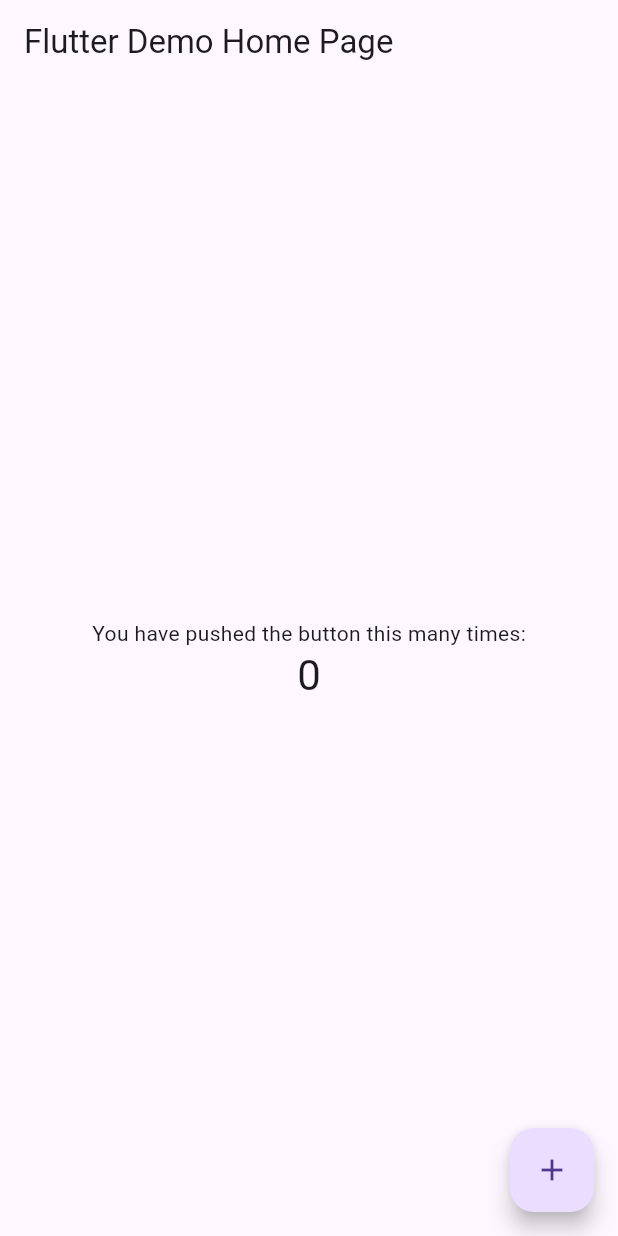
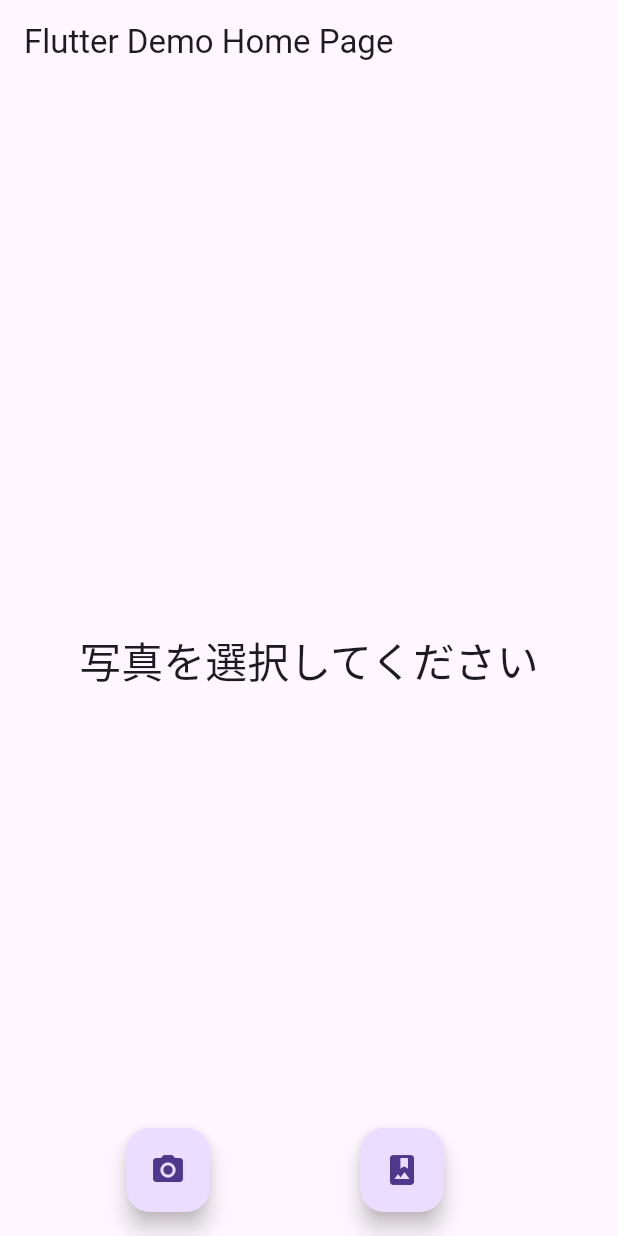
Before and after one commit to morieeeenyo/helloworld, a Flutter app: the screen it shows after launch, on a phone screen of 412 x 824 dp. Run offline on Flutter 3.47's test engine with Material 3 defaults, Android fonts, the phone set to English and light mode, and no system bars; our stand-ins replace image_picker.

Commit message:
chore: take picture

```diff
--- a/lib/main.dart
+++ b/lib/main.dart
@@ -1,27 +1,19 @@
+import 'dart:io';
+
 import 'package:flutter/material.dart';
+import 'package:image_picker/image_picker.dart';
 
 void main() {
   runApp(const MyApp());
 }
 
 class MyApp extends StatelessWidget {
-  const MyApp({Key? key}) : super(key: key);
-
-  // This widget is the root of your application.
+  const MyApp({super.key});
   @override
   Widget build(BuildContext context) {
     return MaterialApp(
       title: 'Flutter Demo',
       theme: ThemeData(
-        // This is the theme of your application.
-        //
-        // Try running your application with "flutter run". You'll see the
-        // application has a blue toolbar. Then, without quitting the app, try
-        // changing the primarySwatch below to Colors.green and then invoke
-        // "hot reload" (press "r" in the console where you ran "flutter run",
-        // or simply save your changes to "hot reload" in a Flutter IDE).
-        // Notice that the counter didn't reset back to zero; the application
-        // is not restarted.
         primarySwatch: Colors.blue,
       ),
       home: const MyHomePage(title: 'Flutter Demo Home Page'),
@@ -30,86 +22,60 @@ class MyApp extends StatelessWidget {
 }
 
 class MyHomePage extends StatefulWidget {
-  const MyHomePage({Key? key, required this.title}) : super(key: key);
-
-  // This widget is the home page of your application. It is stateful, meaning
-  // that it has a State object (defined below) that contains fields that affect
-  // how it looks.
-
-  // This class is the configuration for the state. It holds the values (in this
-  // case the title) provided by the parent (in this case the App widget) and
-  // used by the build method of the State. Fields in a Widget subclass are
-  // always marked "final".
-
+  const MyHomePage({super.key, required this.title});
   final String title;
-
   @override
   State<MyHomePage> createState() => _MyHomePageState();
 }
 
 class _MyHomePageState extends State<MyHomePage> {
-  int _counter = 0;
+  XFile? _image;
+  final imagePicker = ImagePicker();
 
-  void _incrementCounter() {
+  // カメラから写真を取得するメソッド
+  Future getImageFromCamera() async {
+    final pickedFile = await imagePicker.pickImage(source: ImageSource.camera);
     setState(() {
-      // This call to setState tells the Flutter framework that something has
-      // changed in this State, which causes it to rerun the build method below
-      // so that the display can reflect the updated values. If we changed
-      // _counter without calling setState(), then the build method would not be
-      // called again, and so nothing would appear to happen.
-      _counter++;
+      if (pickedFile != null) {
+        _image = XFile(pickedFile.path);
+      }
+    });
+  }
+
+  // ギャラリーから写真を取得するメソッド
+  Future getImageFromGarally() async {
+    final pickedFile = await imagePicker.pickImage(source: ImageSource.gallery);
+    setState(() {
+      if (pickedFile != null) {
+        _image = XFile(pickedFile.path);
+      }
     });
   }
 
   @override
   Widget build(BuildContext context) {
-    // This method is rerun every time setState is called, for instance as done
-    // by the _incrementCounter method above.
-    //
-    // The Flutter framework has been optimized to make rerunning build methods
-    // fast, so that you can just rebuild anything that needs updating rather
-    // than having to individually change instances of widgets.
     return Scaffold(
-      appBar: AppBar(
-        // Here we take the value from the MyHomePage object that was created by
-        // the App.build method, and use it to set our appbar title.
-        title: Text(widget.title),
-      ),
-      body: Center(
-        // Center is a layout widget. It takes a single child and positions it
-        // in the middle of the parent.
-        child: Column(
-          // Column is also a layout widget. It takes a list of children and
-          // arranges them vertically. By default, it sizes itself to fit its
-          // children horizontally, and tries to be as tall as its parent.
-          //
-          // Invoke "debug painting" (press "p" in the console, choose the
-          // "Toggle Debug Paint" action from the Flutter Inspector in Android
-          // Studio, or the "Toggle Debug Paint" command in Visual Studio Code)
-          // to see the wireframe for each widget.
-          //
-          // Column has various properties to control how it sizes itself and
-          // how it positions its children. Here we use mainAxisAlignment to
-          // center the children vertically; the main axis here is the vertical
-          // axis because Columns are vertical (the cross axis would be
-          // horizontal).
-          mainAxisAlignment: MainAxisAlignment.center,
-          children: <Widget>[
-            const Text(
-              'You have pushed the button this many times:',
-            ),
-            Text(
-              '$_counter',
-              style: Theme.of(context).textTheme.headline4,
-            ),
-          ],
+        appBar: AppBar(
+          title: Text(widget.title),
         ),
-      ),
-      floatingActionButton: FloatingActionButton(
-        onPressed: _incrementCounter,
-        tooltip: 'Increment',
-        child: const Icon(Icons.add),
-      ), // This trailing comma makes auto-formatting nicer for build methods.
-    );
+        body: Center(
+            // 取得した写真を表示(ない場合はメッセージ)
+            child: _image == null
+                ? Text(
+                    '写真を選択してください',
+                    style: Theme.of(context).textTheme.headline4,
+                  )
+                : Image.file(File(_image!.path))),
+        floatingActionButton:
+            Row(mainAxisAlignment: MainAxisAlignment.spaceEvenly, children: [
+          // カメラから取得するボタン
+          FloatingActionButton(
+              onPressed: getImageFromCamera,
+              child: const Icon(Icons.photo_camera)),
+          // ギャラリーから取得するボタン
+          FloatingActionButton(
+              onPressed: getImageFromGarally,
+              child: const Icon(Icons.photo_album))
+        ]));
   }
 }
--- a/pubspec.yaml
+++ b/pubspec.yaml
@@ -31,6 +31,7 @@ dependencies:
   flutter:
     sdk: flutter
   font_awesome_flutter: ^10.7.0
+  image_picker: ^0.8.5+3
 
 
   # The following adds the Cupertino Icons font to your application.
```
Also changed, not shown: pubspec.lock, 8 other files.
